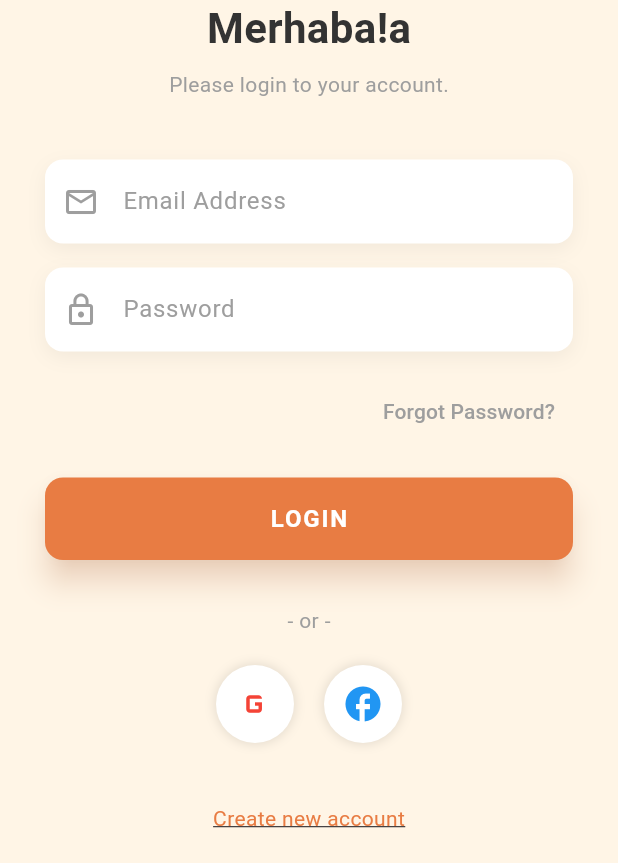
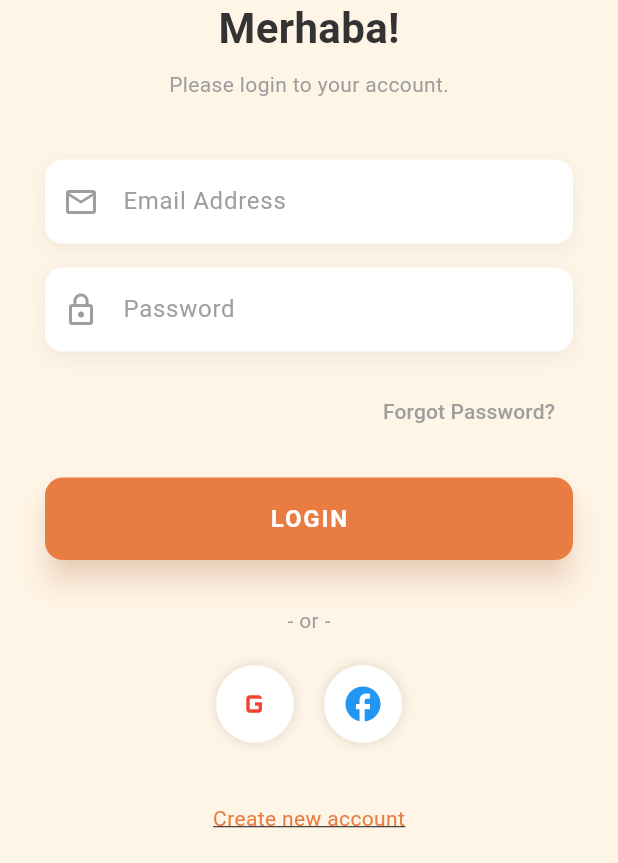
Before and after one commit to cagannn/foxusify, a Flutter app: the screen it shows after launch, on a phone screen of 412 x 824 dp, the part 373-1236 px from its top. Run offline on Flutter 3.47's test engine with Material 3 defaults, Android fonts, the phone set to English and light mode, and no system bars.

Commit message:
Yazım Hatası Düzeltimi

```diff
--- a/lib/screens/login_screen/login_screen.dart
+++ b/lib/screens/login_screen/login_screen.dart
@@ -9,7 +9,7 @@ import 'signup_screen.dart';
 
 class LoginScreen extends StatelessWidget {
   const LoginScreen({super.key});
-  final String Merhaba = "Merhaba!a";
+  final String Merhaba = "Merhaba!";
   @override
   Widget build(BuildContext context) {
     return AuthTemplate(
```
